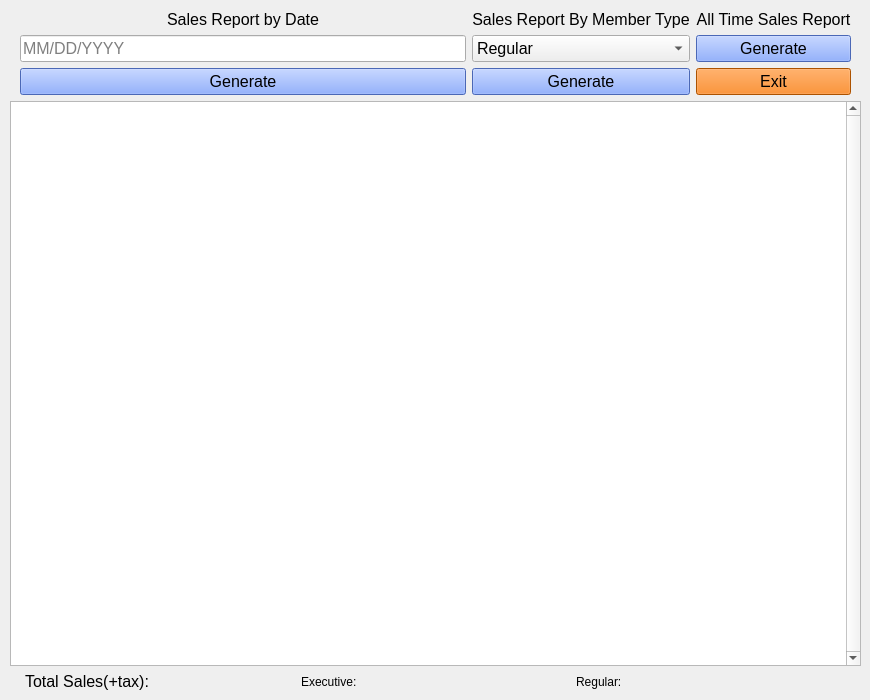
max9001/Bulk-Club-Project, file salesreport.ui: the form before one commit.
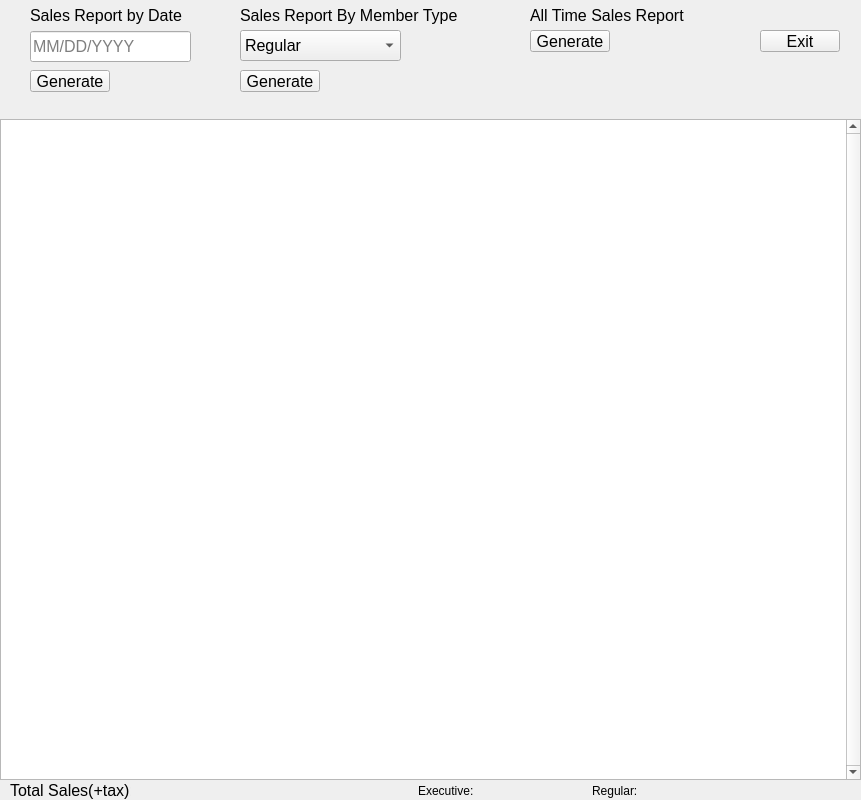
The form after the commit.

```diff
--- a/salesreport.ui
+++ b/salesreport.ui
@@ -6,8 +6,8 @@
    <rect>
     <x>0</x>
     <y>0</y>
-    <width>870</width>
-    <height>700</height>
+    <width>861</width>
+    <height>800</height>
    </rect>
   </property>
   <property name="sizePolicy">
@@ -19,257 +19,288 @@
   <property name="windowTitle">
    <string>Sales Report</string>
   </property>
-  <widget class="QWidget" name="verticalLayoutWidget">
+  <widget class="QTableView" name="tableView">
    <property name="geometry">
     <rect>
      <x>0</x>
-     <y>0</y>
-     <width>871</width>
-     <height>701</height>
+     <y>119</y>
+     <width>861</width>
+     <height>661</height>
     </rect>
    </property>
-   <layout class="QVBoxLayout" name="verticalLayout">
-    <property name="leftMargin">
-     <number>10</number>
+   <property name="minimumSize">
+    <size>
+     <width>721</width>
+     <height>0</height>
+    </size>
+   </property>
+   <property name="verticalScrollBarPolicy">
+    <enum>Qt::ScrollBarAlwaysOn</enum>
+   </property>
+   <property name="horizontalScrollBarPolicy">
+    <enum>Qt::ScrollBarAsNeeded</enum>
+   </property>
+   <property name="sizeAdjustPolicy">
+    <enum>QAbstractScrollArea::AdjustToContents</enum>
+   </property>
+  </widget>
+  <widget class="QLabel" name="totalSalesLabel">
+   <property name="geometry">
+    <rect>
+     <x>10</x>
+     <y>780</y>
+     <width>121</width>
+     <height>20</height>
+    </rect>
+   </property>
+   <property name="font">
+    <font>
+     <pointsize>12</pointsize>
+    </font>
+   </property>
+   <property name="text">
+    <string>Total Sales(+tax):</string>
+   </property>
+  </widget>
+  <widget class="QLabel" name="totalSalesNum">
+   <property name="geometry">
+    <rect>
+     <x>130</x>
+     <y>780</y>
+     <width>201</width>
+     <height>20</height>
+    </rect>
+   </property>
+   <property name="font">
+    <font>
+     <pointsize>12</pointsize>
+    </font>
+   </property>
+   <property name="text">
+    <string/>
+   </property>
+  </widget>
+  <widget class="QComboBox" name="MemberTypeComboBox">
+   <property name="geometry">
+    <rect>
+     <x>240</x>
+     <y>30</y>
+     <width>161</width>
+     <height>31</height>
+    </rect>
+   </property>
+   <property name="font">
+    <font>
+     <pointsize>12</pointsize>
+    </font>
+   </property>
+   <item>
+    <property name="text">
+     <string>Regular</string>
     </property>
-    <property name="topMargin">
-     <number>10</number>
+   </item>
+   <item>
+    <property name="text">
+     <string>Executive</string>
     </property>
-    <property name="rightMargin">
-     <number>10</number>
-    </property>
-    <property name="bottomMargin">
-     <number>10</number>
-    </property>
+   </item>
+  </widget>
+  <widget class="QLabel" name="label">
+   <property name="geometry">
+    <rect>
+     <x>30</x>
+     <y>0</y>
+     <width>161</width>
+     <height>31</height>
+    </rect>
+   </property>
+   <property name="font">
+    <font>
+     <pointsize>12</pointsize>
+    </font>
+   </property>
+   <property name="text">
+    <string>Sales Report by Date</string>
+   </property>
+  </widget>
+  <widget class="QPushButton" name="DatePushButton">
+   <property name="geometry">
+    <rect>
+     <x>30</x>
+     <y>70</y>
+     <width>80</width>
+     <height>22</height>
+    </rect>
+   </property>
+   <property name="font">
+    <font>
+     <pointsize>12</pointsize>
+    </font>
+   </property>
+   <property name="styleSheet">
+    <string notr="true"/>
+   </property>
+   <property name="text">
+    <string>Generate</string>
+   </property>
+  </widget>
+  <widget class="QLabel" name="label_2">
+   <property name="geometry">
+    <rect>
+     <x>240</x>
+     <y>0</y>
+     <width>291</width>
+     <height>31</height>
+    </rect>
+   </property>
+   <property name="font">
+    <font>
+     <pointsize>12</pointsize>
+    </font>
+   </property>
+   <property name="text">
+    <string>Sales Report By Member Type</string>
+   </property>
+  </widget>
+  <widget class="QPushButton" name="MemberTypePushButton">
+   <property name="geometry">
+    <rect>
+     <x>240</x>
+     <y>70</y>
+     <width>80</width>
+     <height>22</height>
+    </rect>
+   </property>
+   <property name="font">
+    <font>
+     <pointsize>12</pointsize>
+    </font>
+   </property>
+   <property name="styleSheet">
+    <string notr="true"/>
+   </property>
+   <property name="text">
+    <string>Generate</string>
+   </property>
+  </widget>
+  <widget class="QLineEdit" name="DatelineEdit">
+   <property name="geometry">
+    <rect>
+     <x>30</x>
+     <y>31</y>
+     <width>161</width>
+     <height>31</height>
+    </rect>
+   </property>
+   <property name="font">
+    <font>
+     <pointsize>12</pointsize>
+    </font>
+   </property>
+   <property name="text">
+    <string/>
+   </property>
+   <property name="placeholderText">
+    <string>MM/DD/YYYY</string>
+   </property>
+  </widget>
+  <widget class="QPushButton" name="ExitButton">
+   <property name="geometry">
+    <rect>
+     <x>760</x>
+     <y>30</y>
+     <width>80</width>
+     <height>22</height>
+    </rect>
+   </property>
+   <property name="font">
+    <font>
+     <pointsize>12</pointsize>
+    </font>
+   </property>
+   <property name="styleSheet">
+    <string notr="true"/>
+   </property>
+   <property name="text">
+    <string>Exit</string>
+   </property>
+  </widget>
+  <widget class="QPushButton" name="AllTimeButton">
+   <property name="geometry">
+    <rect>
+     <x>530</x>
+     <y>30</y>
+     <width>80</width>
+     <height>22</height>
+    </rect>
+   </property>
+   <property name="font">
+    <font>
+     <pointsize>12</pointsize>
+    </font>
+   </property>
+   <property name="styleSheet">
+    <string notr="true"/>
+   </property>
+   <property name="text">
+    <string>Generate</string>
+   </property>
+  </widget>
+  <widget class="QLabel" name="label_3">
+   <property name="geometry">
+    <rect>
+     <x>530</x>
+     <y>0</y>
+     <width>161</width>
+     <height>31</height>
+    </rect>
+   </property>
+   <property name="font">
+    <font>
+     <pointsize>12</pointsize>
+    </font>
+   </property>
+   <property name="text">
+    <string>All Time Sales Report</string>
+   </property>
+  </widget>
+  <widget class="QWidget" name="layoutWidget">
+   <property name="geometry">
+    <rect>
+     <x>418</x>
+     <y>780</y>
+     <width>341</width>
+     <height>22</height>
+    </rect>
+   </property>
+   <layout class="QHBoxLayout" name="horizontalLayout">
     <item>
-     <layout class="QGridLayout" name="gridLayout">
-      <property name="leftMargin">
-       <number>10</number>
+     <widget class="QLabel" name="execLabel">
+      <property name="text">
+       <string>Executive:</string>
       </property>
-      <property name="rightMargin">
-       <number>10</number>
+     </widget>
+    </item>
+    <item>
+     <widget class="QLabel" name="execAmtLabel">
+      <property name="text">
+       <string/>
       </property>
-      <item row="0" column="0">
-       <widget class="QLabel" name="label">
-        <property name="font">
-         <font>
-          <pointsize>12</pointsize>
-         </font>
-        </property>
-        <property name="text">
-         <string>Sales Report by Date</string>
-        </property>
-        <property name="alignment">
-         <set>Qt::AlignCenter</set>
-        </property>
-       </widget>
-      </item>
-      <item row="2" column="2">
-       <widget class="QPushButton" name="ExitButton">
-        <property name="font">
-         <font>
-          <pointsize>12</pointsize>
-         </font>
-        </property>
-        <property name="styleSheet">
-         <string notr="true">background-color: rgb(241, 115, 0)</string>
-        </property>
-        <property name="text">
-         <string>Exit</string>
-        </property>
-       </widget>
-      </item>
-      <item row="1" column="1">
-       <widget class="QComboBox" name="MemberTypeComboBox">
-        <property name="font">
-         <font>
-          <pointsize>12</pointsize>
-         </font>
-        </property>
-        <item>
-         <property name="text">
-          <string>Regular</string>
-         </property>
-        </item>
-        <item>
-         <property name="text">
-          <string>Executive</string>
-         </property>
-        </item>
-       </widget>
-      </item>
-      <item row="2" column="0">
-       <widget class="QPushButton" name="DatePushButton">
-        <property name="font">
-         <font>
-          <pointsize>12</pointsize>
-         </font>
-        </property>
-        <property name="styleSheet">
-         <string notr="true">background-color: rgb(105, 146, 255)</string>
-        </property>
-        <property name="text">
-         <string>Generate</string>
-        </property>
-       </widget>
-      </item>
-      <item row="1" column="2">
-       <widget class="QPushButton" name="AllTimeButton">
-        <property name="font">
-         <font>
-          <pointsize>12</pointsize>
-         </font>
-        </property>
-        <property name="styleSheet">
-         <string notr="true"> background-color: rgb(105, 146, 255)</string>
-        </property>
-        <property name="text">
-         <string>Generate</string>
-        </property>
-       </widget>
-      </item>
-      <item row="0" column="1">
-       <widget class="QLabel" name="label_2">
-        <property name="font">
-         <font>
-          <pointsize>12</pointsize>
-         </font>
-        </property>
-        <property name="text">
-         <string>Sales Report By Member Type</string>
-        </property>
-        <property name="alignment">
-         <set>Qt::AlignCenter</set>
-        </property>
-       </widget>
-      </item>
-      <item row="2" column="1">
-       <widget class="QPushButton" name="MemberTypePushButton">
-        <property name="font">
-         <font>
-          <pointsize>12</pointsize>
-         </font>
-        </property>
-        <property name="styleSheet">
-         <string notr="true">background-color: rgb(105, 146, 255)</string>
-        </property>
-        <property name="text">
-         <string>Generate</string>
-        </property>
-       </widget>
-      </item>
-      <item row="0" column="2">
-       <widget class="QLabel" name="label_3">
-        <property name="font">
-         <font>
-          <pointsize>12</pointsize>
-         </font>
-        </property>
-        <property name="text">
-         <string>All Time Sales Report</string>
-        </property>
-        <property name="alignment">
-         <set>Qt::AlignCenter</set>
-        </property>
-       </widget>
-      </item>
-      <item row="1" column="0">
-       <widget class="QLineEdit" name="DatelineEdit">
-        <property name="font">
-         <font>
-          <pointsize>12</pointsize>
-         </font>
-        </property>
-        <property name="text">
-         <string/>
-        </property>
-        <property name="placeholderText">
-         <string>MM/DD/YYYY</string>
-        </property>
-       </widget>
-      </item>
-     </layout>
+     </widget>
     </item>
     <item>
-     <widget class="QTableView" name="tableView">
-      <property name="minimumSize">
-       <size>
-        <width>721</width>
-        <height>0</height>
-       </size>
+     <widget class="QLabel" name="regLabel">
+      <property name="text">
+       <string>Regular: </string>
       </property>
-      <property name="verticalScrollBarPolicy">
-       <enum>Qt::ScrollBarAlwaysOn</enum>
-      </property>
-      <property name="horizontalScrollBarPolicy">
-       <enum>Qt::ScrollBarAsNeeded</enum>
-      </property>
-      <property name="sizeAdjustPolicy">
-       <enum>QAbstractScrollArea::AdjustToContents</enum>
-      </property>
      </widget>
     </item>
     <item>
-     <layout class="QHBoxLayout" name="bottomRow">
-      <property name="leftMargin">
-       <number>15</number>
+     <widget class="QLabel" name="regAmtLabel">
+      <property name="text">
+       <string/>
       </property>
-      <property name="rightMargin">
-       <number>15</number>
-      </property>
-      <item>
-       <widget class="QLabel" name="totalSalesLabel">
-        <property name="font">
-         <font>
-          <pointsize>12</pointsize>
-         </font>
-        </property>
-        <property name="text">
-         <string>Total Sales(+tax):</string>
-        </property>
-       </widget>
-      </item>
-      <item>
-       <widget class="QLabel" name="totalSalesNum">
-        <property name="font">
-         <font>
-          <pointsize>12</pointsize>
-         </font>
-        </property>
-        <property name="text">
-         <string/>
-        </property>
-       </widget>
-      </item>
-      <item>
-       <widget class="QLabel" name="execLabel">
-        <property name="text">
-         <string>Executive:</string>
-        </property>
-       </widget>
-      </item>
-      <item>
-       <widget class="QLabel" name="execAmtLabel">
-        <property name="text">
-         <string/>
-        </property>
-       </widget>
-      </item>
-      <item>
-       <widget class="QLabel" name="regLabel">
-        <property name="text">
-         <string>Regular: </string>
-        </property>
-       </widget>
-      </item>
-      <item>
-       <widget class="QLabel" name="regAmtLabel">
-        <property name="text">
-         <string/>
-        </property>
-       </widget>
-      </item>
-     </layout>
+     </widget>
     </item>
    </layout>
   </widget>
```
